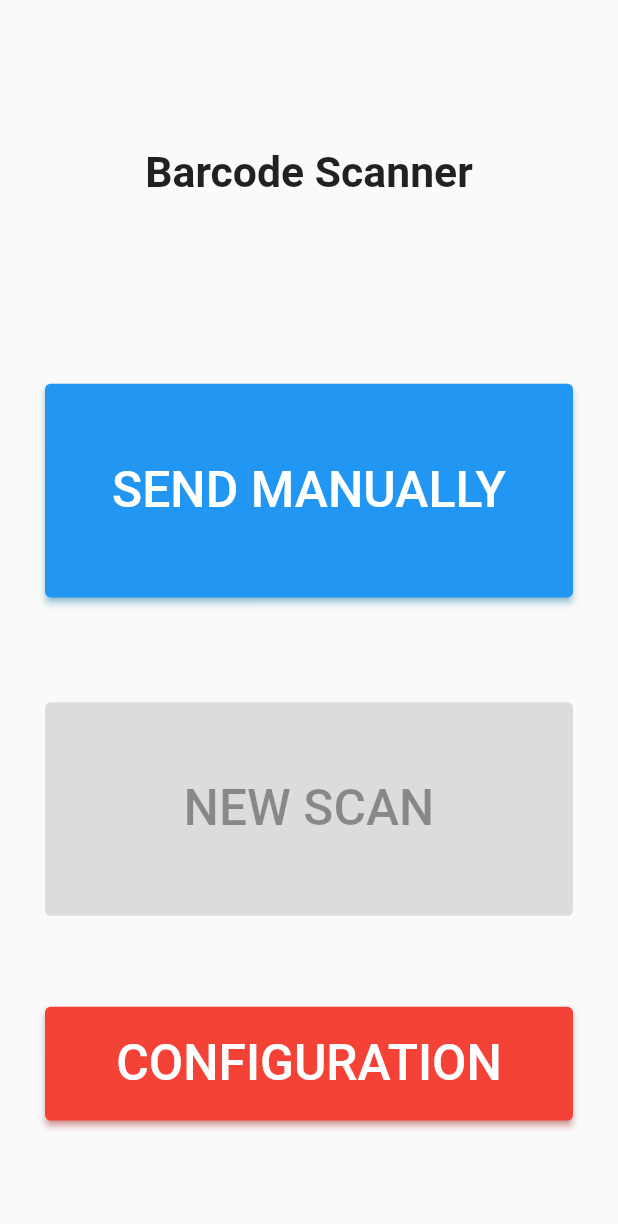
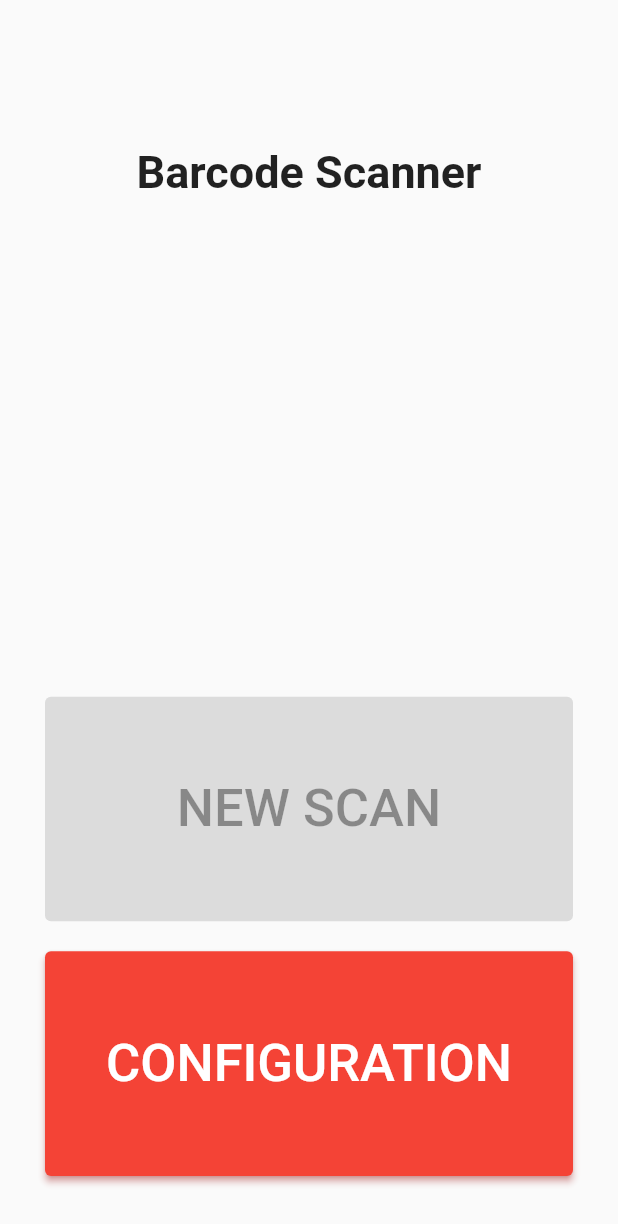
Before and after one commit to innovationstechn/BarcodeScanner, a Flutter app: the screen it shows after launch, on a phone screen of 412 x 824 dp. Shown: the top 1224 px of the screen. Run offline on Flutter 3.47's test engine with Material 2 defaults, Android fonts, the phone set to English and light mode, and no system bars; our stand-ins replace hive, hive_flutter, tuple; missing offline and left inert: flutter_vibrate, qr_code_scanner; accounts and stored records are empty; generated files the repository leaves out were written again.

Commit message:
Fixed UI bugs.

```diff
--- a/lib/main.dart
+++ b/lib/main.dart
@@ -94,6 +94,7 @@ class MyHome extends StatelessWidget with CustomizeWidgets {
                                   fontSize: 30,
                                   fontWeight: FontWeight.bold),
                             )),
+                          if (model.itemsNeedToBeUploaded)
                             customizeButton(
                               "SEND MANUALLY",
                               150,
--- a/lib/widgets/customize_widgets_mixin.dart
+++ b/lib/widgets/customize_widgets_mixin.dart
@@ -25,15 +25,18 @@ mixin CustomizeWidgets {
               ));
   }
 
-  Widget customizeButton(String name, double height,Function? btnClick, {Color color=Colors.blue}) {
-    return Padding(
+  Widget customizeButton(String name, double height, Function? btnClick,
+      {Color color = Colors.blue}) {
+    return Container(
       padding: const EdgeInsets.only(top: 10, bottom: 10),
       child: ElevatedButton(
           style: ElevatedButton.styleFrom(
               minimumSize: Size.fromHeight(height),
-              shadowColor: color==Colors.blue?Colors.lightBlueAccent:Colors.redAccent,
-              primary: color==Colors.blue?Colors.blue:Colors.red),
-          onPressed: btnClick == null? null : () => btnClick(),
+              shadowColor: color == Colors.blue
+                  ? Colors.lightBlueAccent
+                  : Colors.redAccent,
+              primary: color == Colors.blue ? Colors.blue : Colors.red),
+          onPressed: btnClick == null ? null : () => btnClick(),
           child: Text(
             name,
             style: const TextStyle(fontSize: 35),
@@ -41,12 +44,11 @@ mixin CustomizeWidgets {
     );
   }
 
-  Widget customizeDisplayBarCode(
-      String barcodeName, String barcode) {
+  Widget customizeDisplayBarCode(String barcodeName, String barcode) {
     return Column(
       crossAxisAlignment: CrossAxisAlignment.start,
       children: [
-        if (barcodeName!="")
+        if (barcodeName != "")
           Text(
             barcodeName,
             style: const TextStyle(color: Colors.black, fontSize: 15),
@@ -81,18 +83,13 @@ mixin CustomizeWidgets {
             child: buildQrView));
   }
 
-  Widget customizeExpandableFittedBox(BuildContext context,int flex,Widget widget){
-   return Expanded(
-        flex: flex,
-        child: FittedBox(
-          fit: BoxFit.contain,
-          child: SizedBox(
-              width: MediaQuery.of(context).size.width * 0.9,
-              child: widget),
-        ));
+  Widget customizeExpandableFittedBox(
+      BuildContext context, int flex, Widget widget) {
+    return Expanded(flex: flex, child: widget);
   }
 
-  Widget customizeTextInput(TextEditingController controller,String title,String hint){
+  Widget customizeTextInput(
+      TextEditingController controller, String title, String hint) {
     return Column(
       crossAxisAlignment: CrossAxisAlignment.start,
       children: [
@@ -101,7 +98,7 @@ mixin CustomizeWidgets {
           style: const TextStyle(color: Colors.redAccent, fontSize: 14),
         ),
         TextField(
-        controller:controller,
+          controller: controller,
           decoration: InputDecoration(
             enabledBorder: const UnderlineInputBorder(
               borderSide: BorderSide(color: Colors.black12),
@@ -116,6 +113,7 @@ mixin CustomizeWidgets {
         const SizedBox(
           height: 10,
         )
-    ],);
+      ],
+    );
   }
 }
```
Also changed, not shown: lib/screens/ean/ean.dart (+8 -5 lines). Lines whose indentation alone changed are shown as unchanged.
